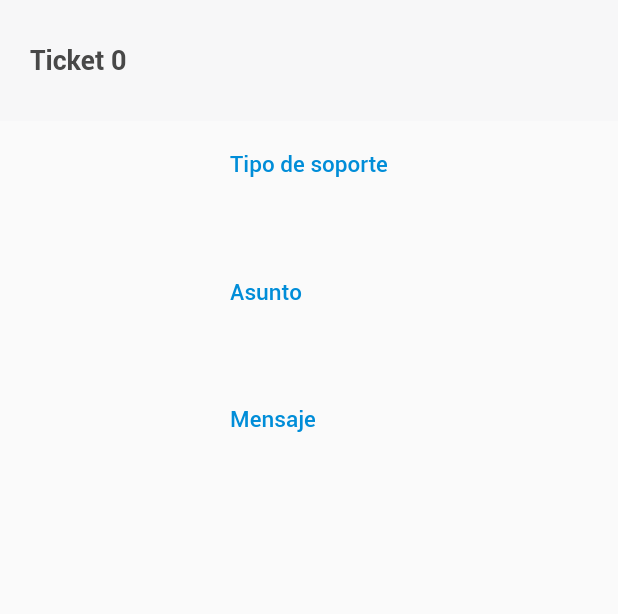
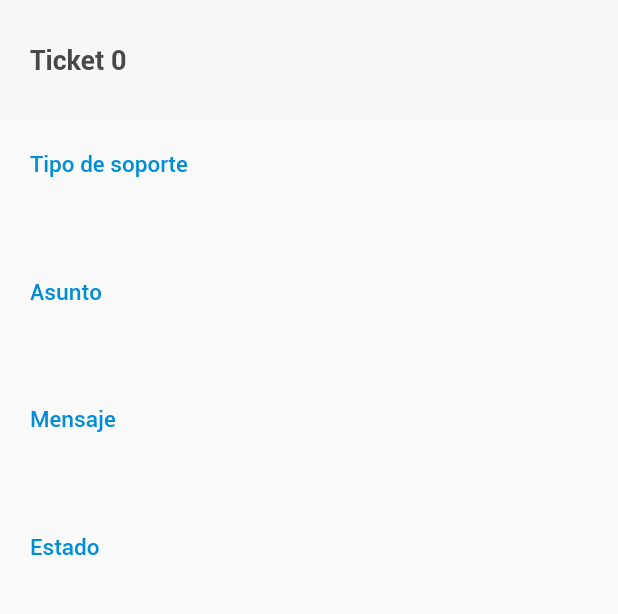
Before and after one commit to lmenamobile/pammi-client, a Flutter app: the DetailPqrs screen opened directly with empty values, on a phone screen of 412 x 824 dp, the part 113-727 px from its top. Run offline on Flutter 3.47's test engine with Material 2 defaults, Android fonts, the phone set to English and light mode, and no system bars; our stand-ins replace animate_do, another_flushbar, carousel_slider, connectivity, dots_indicator, file_picker and 29 more; missing offline and left inert: encrypt, flutter_login_facebook, google_maps_webservice, mime_type, spring_button; accounts and stored records are empty; network calls fail.

Commit message:
resolve issues

```diff
--- a/lib/src/UI/MenuLeft/SectionsMenu/CustomerService/pqrs/detailPqrs.dart
+++ b/lib/src/UI/MenuLeft/SectionsMenu/CustomerService/pqrs/detailPqrs.dart
@@ -1,5 +1,6 @@
 import 'package:flutter/material.dart';
 import 'package:wawamko/src/Models/Pqrs/response_pqrs.dart';
+import 'package:wawamko/src/Utils/FunctionsUtils.dart';
 import 'package:wawamko/src/Utils/Strings.dart';
 import 'package:wawamko/src/Utils/colors.dart';
 import 'package:wawamko/src/Widgets/WidgetsGeneric.dart';
@@ -28,6 +29,7 @@ class _DetailPqrsState extends State<DetailPqrs> {
   Widget _body(BuildContext context){
 
     return Column(
+      crossAxisAlignment: CrossAxisAlignment.start,
       children: [
         titleBar(Strings.pqrs, "ic_back.png",
                 () => Navigator.pop(context)),
@@ -106,6 +108,24 @@ class _DetailPqrsState extends State<DetailPqrs> {
                       color: CustomColors.blackLetter
                   ),
                 ),
+                SizedBox(height: 37),
+                Text(
+                  Strings.status,
+                  style: TextStyle(
+                      fontFamily: Strings.fontMedium,
+                      fontSize: 15,
+                      color: CustomColors.blue
+                  ),
+                ),
+                SizedBox(height: 11),
+                Text(
+                  getStatusPqrs(widget.itemPqrs.status ?? ""),
+                  style: TextStyle(
+                      fontSize: 16,
+                      fontFamily: Strings.fontRegular,
+                      color: CustomColors.blackLetter
+                  ),
+                ),
                 SizedBox(height: 20),
               ],
             ),
--- a/lib/src/Utils/FunctionsUtils.dart
+++ b/lib/src/Utils/FunctionsUtils.dart
@@ -115,6 +115,19 @@ String getStatusClaim(String type) {
   }
 }
 
+String getStatusPqrs(String type) {
+  switch (type) {
+    case Strings.open:
+      return Strings.openShow;
+    case Strings.close:
+      return Strings.closeShow;
+    case Strings.inProgress:
+      return Strings.inProgressShow;
+    default:
+      return "";
+  }
+}
+
 Color getStatusColorClaim(String type) {
   switch (type) {
     case Strings.statusOpen:
--- a/lib/src/Utils/Strings.dart
+++ b/lib/src/Utils/Strings.dart
@@ -215,6 +215,7 @@ class Strings {
   //DrawerMenu
   static const String seeProfile = 'Ver perfil';
   static const String start = 'Inicio';
+  static const String status = 'Estado';
   static const String dayOferts = 'Ofertas del día';
   static const String destacados = 'Destacados';
   static const String giftCards = 'Tarjetas de regalo';
@@ -584,4 +585,11 @@ class Strings {
   static String inputTopic = "Ingresa el asunto.";
   static String noReceiveTopology = "No se ha encontrado un destino.";
 
+  static const String open = "open";
+  static const String openShow = "Abierto";
+  static const String close = "close";
+  static const String closeShow = "Cerrado";
+  static const String inProgress = "inProgress";
+  static const String inProgressShow = "En progreso";
+
 }
```
Also changed, not shown: lib/src/Providers/pqrs_provider.dart (+9 -6 lines), lib/src/UI/MenuLeft/SectionsMenu/CustomerService/pqrs/pqrs.dart (+9 -3 lines), lib/src/Widgets/widgets.dart (+8 -0 lines).
